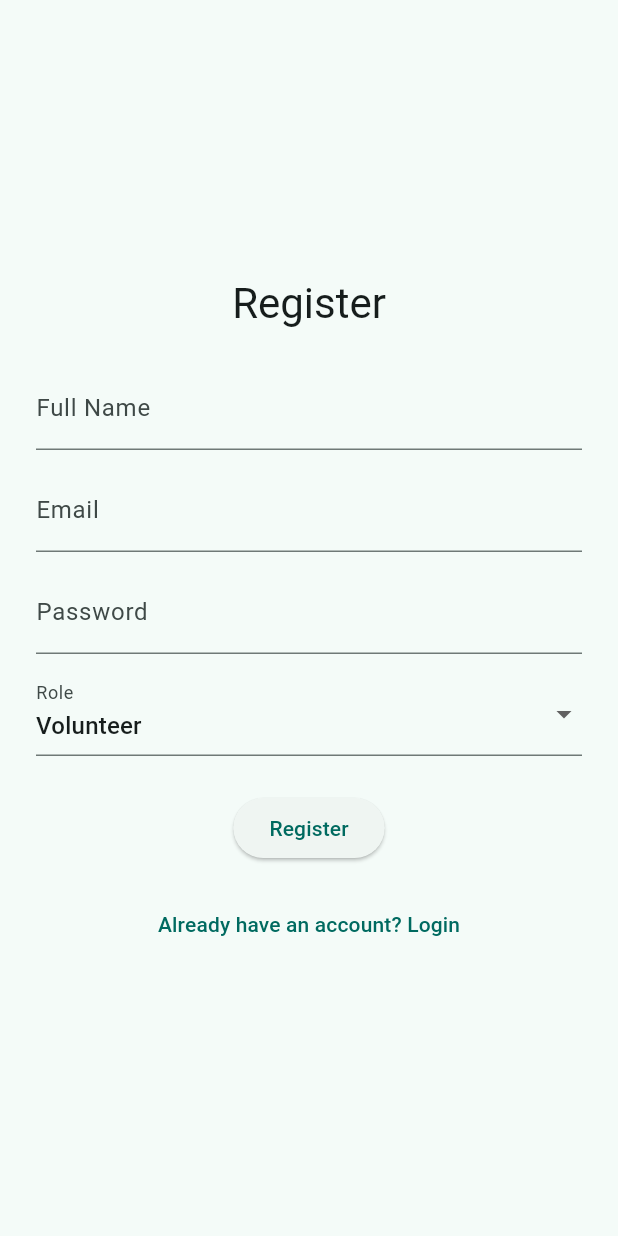
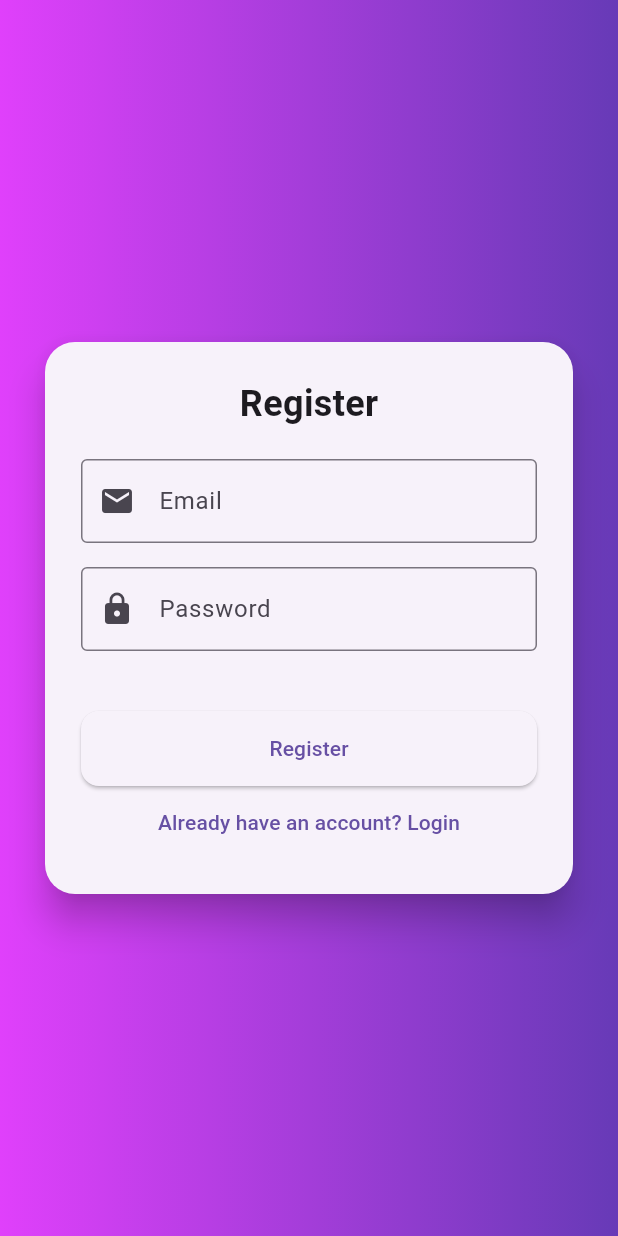
Before and after one commit to Chego-fra/ngoproject, a Flutter app: the RegisterScreen screen opened directly, on a phone screen of 412 x 824 dp. Run offline on Flutter 3.47's test engine with Material 3 defaults, Android fonts, the phone set to English and light mode, and no system bars; our stand-ins replace cloud_firestore, firebase_auth, firebase_core; accounts and stored records are empty; network calls fail.

Commit message:
implemented full authentication

```diff
--- a/lib/screens/auth/register_screen.dart
+++ b/lib/screens/auth/register_screen.dart
@@ -1,5 +1,6 @@
 import 'package:flutter/material.dart';
-import 'package:localloop/services/auth_service.dart';
+import 'package:firebase_auth/firebase_auth.dart';
+import 'package:cloud_firestore/cloud_firestore.dart';
 
 class RegisterScreen extends StatefulWidget {
   const RegisterScreen({super.key});
@@ -9,95 +10,89 @@ class RegisterScreen extends StatefulWidget {
 }
 
 class _RegisterScreenState extends State<RegisterScreen> {
-  final AuthService _authService = AuthService();
-  final TextEditingController emailController = TextEditingController();
-  final TextEditingController passwordController = TextEditingController();
-  final TextEditingController nameController = TextEditingController();
-  String selectedRole = 'volunteer'; // Default role
+  final emailCtrl = TextEditingController();
+  final passCtrl = TextEditingController();
+  final String defaultRole = 'voluteer';
 
-  bool isLoading = false;
-  String error = '';
 
-  void handleRegister() async {
-    setState(() {
-      isLoading = true;
-      error = '';
-    });
+  Future<void> registerUser() async {
+    try {
+      final userCred = await FirebaseAuth.instance.createUserWithEmailAndPassword(
+        email: emailCtrl.text.trim(),
+        password: passCtrl.text.trim(),
+      );
 
-    final user = await _authService.registerWithEmail(
-      emailController.text.trim(),
-      passwordController.text.trim(),
-    );
+      await userCred.user!.sendEmailVerification();
 
-    setState(() => isLoading = false);
+      await FirebaseFirestore.instance.collection('users').doc(userCred.user!.uid).set({
+        'email': emailCtrl.text.trim(),
+        'role': defaultRole,
+      });
 
-    if (user != null) {
-      // TODO: Save user info to Firestore
-      print("Registered: ${user.uid}");
-    } else {
-      setState(() {
-        error = 'Registration failed. Try again.';
-      });
+      ScaffoldMessenger.of(context).showSnackBar(
+        const SnackBar(content: Text('Verification email sent. Please verify your email before logging in.')),
+      );
+      Navigator.pop(context);
+    } catch (e) {
+      ScaffoldMessenger.of(context).showSnackBar(SnackBar(content: Text('Register failed: $e')));
     }
   }
 
   @override
   Widget build(BuildContext context) {
     return Scaffold(
-      body: Padding(
-        padding: const EdgeInsets.all(24.0),
+      body: Container(
+        decoration: const BoxDecoration(
+          gradient: LinearGradient(colors: [Colors.purpleAccent, Colors.deepPurple]),
+        ),
         child: Center(
-          child: SingleChildScrollView(
-            child: Column(
-              children: [
-                Text("Register", style: Theme.of(context).textTheme.headlineMedium),
-                const SizedBox(height: 24),
-                TextField(
-                  controller: nameController,
-                  decoration: const InputDecoration(labelText: 'Full Name'),
-                ),
-                const SizedBox(height: 12),
-                TextField(
-                  controller: emailController,
-                  decoration: const InputDecoration(labelText: 'Email'),
-                ),
-                const SizedBox(height: 12),
-                TextField(
-                  controller: passwordController,
-                  obscureText: true,
-                  decoration: const InputDecoration(labelText: 'Password'),
-                ),
-                const SizedBox(height: 12),
-                DropdownButtonFormField<String>(
-                  value: selectedRole,
-                  items: const [
-                    DropdownMenuItem(value: 'volunteer', child: Text('Volunteer')),
-                    DropdownMenuItem(value: 'ngo', child: Text('NGO / Organizer')),
-                    DropdownMenuItem(value: 'admin', child: Text('Admin')),
-                  ],
-                  onChanged: (val) {
-                    setState(() => selectedRole = val ?? 'volunteer');
-                  },
-                  decoration: const InputDecoration(labelText: 'Role'),
-                ),
-                const SizedBox(height: 24),
-                if (error.isNotEmpty)
-                  Text(error, style: const TextStyle(color: Colors.red)),
-                if (isLoading)
-                  const CircularProgressIndicator()
-                else
+          child: Card(
+            elevation: 10,
+            margin: const EdgeInsets.symmetric(horizontal: 30),
+            shape: RoundedRectangleBorder(borderRadius: BorderRadius.circular(20)),
+            child: Padding(
+              padding: const EdgeInsets.all(24.0),
+              child: Column(
+                mainAxisSize: MainAxisSize.min,
+                children: [
+                  const Text('Register', style: TextStyle(fontSize: 24, fontWeight: FontWeight.bold)),
+                  const SizedBox(height: 20),
+                  TextField(
+                    controller: emailCtrl,
+                    decoration: const InputDecoration(
+                      labelText: 'Email',
+                      prefixIcon: Icon(Icons.email),
+                      border: OutlineInputBorder(),
+                    ),
+                  ),
+                  const SizedBox(height: 16),
+                  TextField(
+                    controller: passCtrl,
+                    decoration: const InputDecoration(
+                      labelText: 'Password',
+                      prefixIcon: Icon(Icons.lock),
+                      border: OutlineInputBorder(),
+                    ),
+                    obscureText: true,
+                  ),
+                  const SizedBox(height: 16),
+                  const SizedBox(height: 24),
                   ElevatedButton(
-                    onPressed: handleRegister,
+                    onPressed: registerUser,
+                    style: ElevatedButton.styleFrom(
+                      minimumSize: const Size(double.infinity, 50),
+                      shape: RoundedRectangleBorder(borderRadius: BorderRadius.circular(12)),
+                    ),
                     child: const Text('Register'),
                   ),
-                const SizedBox(height: 16),
-                TextButton(
+                  TextButton(
                   onPressed: () {
-                    Navigator.pop(context); // Back to login
+                    Navigator.pop(context); // Go back to login screen
                   },
                   child: const Text("Already have an account? Login"),
                 ),
-              ],
+                ],
+              ),
             ),
           ),
         ),
```
Also changed, not shown: lib/main.dart (+17 -9 lines), lib/screens/admin/ manage_users_screen.dart (added, +63 -0 lines), lib/screens/admin/admin_dashboard.dart (added, +94 -0 lines), lib/screens/auth/login_screen.dart (+112 -52 lines), lib/screens/auth/reset_password_screen.dart (added, +56 -0 lines), lib/screens/ngo/ngo_dashboard.dart (added, +27 -0 lines), lib/screens/volunteer/voluteer_dashboard.dart (added, +27 -0 lines).
